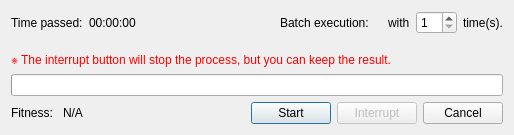
The window that core/synthesis/dimensional_synthesis/dialogs/progress.ui (KmolYuan/Pyslvs-UI) describes before a commit, drawn with Qt 5.
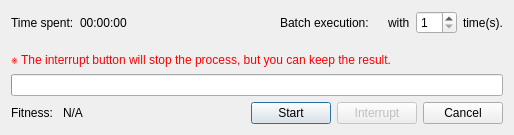
The same window after the commit. Icons and pictures are not drawn.

Commit message: UI enhancement of synthesis configure widgets.

The edit to the form file:
```diff
--- a/core/synthesis/dimensional_synthesis/dialogs/progress.ui
+++ b/core/synthesis/dimensional_synthesis/dialogs/progress.ui
@@ -26,7 +26,7 @@
      <item>
       <widget class="QLabel" name="label_6">
        <property name="text">
-        <string>Time passed:</string>
+        <string>Time spent:</string>
        </property>
       </widget>
      </item>
```
The commit also changes 4 other files.
